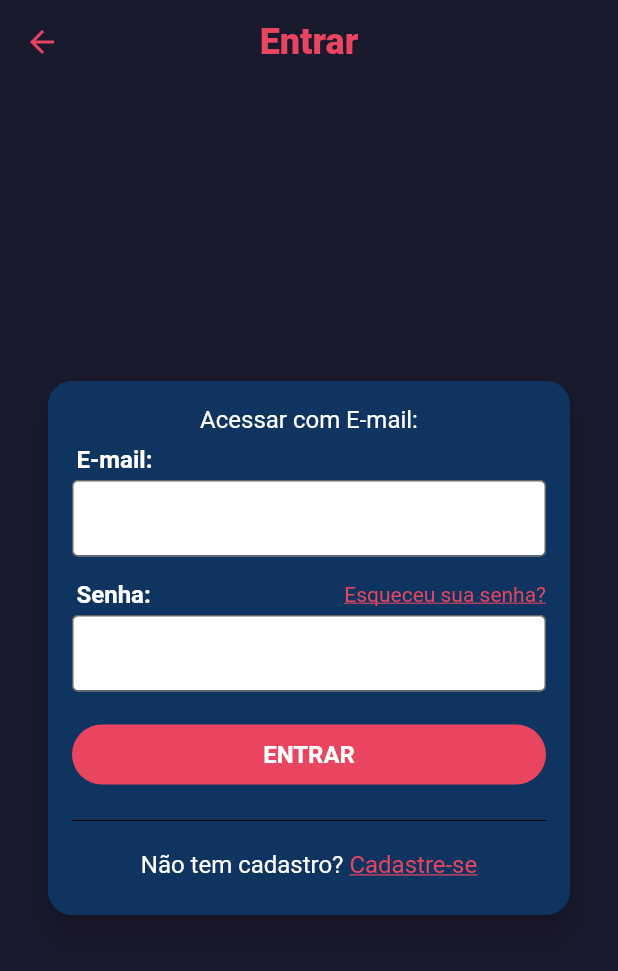
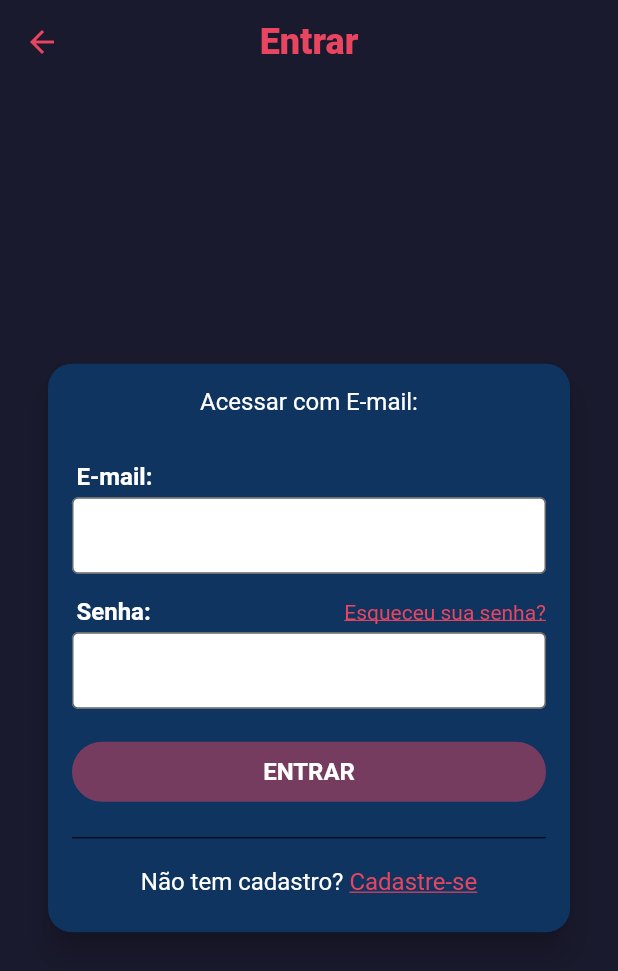
Before and after one commit to ramonfrsantos/lddm-flutter, a Flutter app: the screen it shows after launch, in the side drawer, after a tap on "Acesse sua conta agora!", on a phone screen of 412 x 824 dp. Shown: the top 971 px of the screen. Run offline on Flutter 3.47's test engine with Material 2 defaults, Android fonts, the phone set to English and light mode, and no system bars; our stand-ins replace brasil_fields, cloud_firestore, firebase_core, flutter_mobx, get_it, image_picker and 6 more; missing offline and left inert: social_share; accounts and stored records are empty; generated files the repository leaves out were written again.

Commit message:
finalizando tela de login

```diff
--- a/xlo_mobx/lib/screens/login/login_screen.dart
+++ b/xlo_mobx/lib/screens/login/login_screen.dart
@@ -1,9 +1,16 @@
 import 'package:flutter/cupertino.dart';
 import 'package:flutter/material.dart';
+import 'package:flutter_mobx/flutter_mobx.dart';
+import 'package:parse_server_sdk/parse_server_sdk.dart';
+import 'package:xlo_mobx/components/message_box.dart';
+import 'package:xlo_mobx/components/message_box_login.dart';
 import 'package:xlo_mobx/main.dart';
 import 'package:xlo_mobx/screens/signup/signup_screen.dart';
+import 'package:xlo_mobx/stores/login_store.dart';
 
 class LoginScreen extends StatelessWidget {
+  final LoginStore loginStore = LoginStore();
+
   @override
   Widget build(BuildContext context) {
     return Scaffold(
@@ -19,8 +26,7 @@ class LoginScreen extends StatelessWidget {
             child: Card(
               color: secondaryColor,
               shape: RoundedRectangleBorder(
-                borderRadius: BorderRadius.circular(16)
-              ),
+                  borderRadius: BorderRadius.circular(16)),
               margin: EdgeInsets.symmetric(horizontal: 32),
               elevation: 8,
               child: Padding(
@@ -37,26 +43,39 @@ class LoginScreen extends StatelessWidget {
                         color: letterColor,
                       ),
                     ),
+                    Observer(builder: (_) {
+                      return Padding(
+                          padding: EdgeInsets.only(top: 8, bottom: 15),
+                          child: loginStore.userChecked
+                              ? MessageBoxLogin(
+                            error: loginStore.error,
+                          )
+                              : Container());
+                    }),
                     Padding(
-                        padding: const EdgeInsets.only(left: 3, top: 8, bottom: 4),
+                      padding:
+                          const EdgeInsets.only(left: 3, top: 8, bottom: 4),
                       child: Text(
                         'E-mail:',
                         style: TextStyle(
                             color: letterColor,
                             fontSize: 16,
-                          fontWeight: FontWeight.w700
+                            fontWeight: FontWeight.w700),
                       ),
                     ),
-                    ),
-                    TextField(
+                    Observer(builder: (_) {
+                      return TextField(
+                        enabled: !loginStore.loading,
+                        onChanged: loginStore.setEmail,
                         decoration: InputDecoration(
                             filled: true,
                             fillColor: Colors.white,
                             border: const OutlineInputBorder(),
                             isDense: true,
-                      ),
+                            errorText: loginStore.emailError),
                         keyboardType: TextInputType.emailAddress,
-                    ),
+                      );
+                    }),
                     SizedBox(
                       height: 16,
                     ),
@@ -70,53 +89,60 @@ class LoginScreen extends StatelessWidget {
                             style: TextStyle(
                                 color: letterColor,
                                 fontSize: 16,
-                                fontWeight: FontWeight.w700
-                            ),
+                                fontWeight: FontWeight.w700),
                           ),
                           GestureDetector(
                             child: Text(
                               'Esqueceu sua senha?',
                               style: TextStyle(
                                   decoration: TextDecoration.underline,
-                                color: heavyColor
+                                  color: heavyColor),
                             ),
-                            ),
-                            onTap: (){},
+                            onTap: () {},
                           )
                         ],
                       ),
                     ),
-                    TextField(
+                    Observer(builder: (_) {
+                      return TextField(
+                        enabled: !loginStore.loading,
+                        onChanged: loginStore.setPassword,
                         decoration: InputDecoration(
                             filled: true,
                             fillColor: Colors.white,
                             border: const OutlineInputBorder(),
                             isDense: true,
-                      ),
+                            errorText: loginStore.passwordError),
                         obscureText: true,
-                    ),
+                      );
+                    }),
                     SizedBox(
                       height: 22,
                     ),
                     Container(
                       height: 40,
                       margin: EdgeInsets.only(bottom: 16),
-                      child: RaisedButton(
+                      child: Observer(builder: (_) {
+                        return RaisedButton(
                             color: heavyColor,
-                        child: Text(
+                            disabledColor: heavyColor.withAlpha(120),
+                            child: loginStore.loading
+                                ? CircularProgressIndicator(
+                                    valueColor:
+                                        AlwaysStoppedAnimation(Colors.white),
+                                  )
+                                : Text(
                                     'ENTRAR',
                                     style: TextStyle(
                                         fontWeight: FontWeight.w700,
-                            fontSize: 16
-                          ),
+                                        fontSize: 16),
                                   ),
                             textColor: Colors.white,
                             elevation: 0,
                             shape: RoundedRectangleBorder(
-                          borderRadius: BorderRadius.circular(20)
-                        ),
-                        onPressed: (){}
-                      ),
+                                borderRadius: BorderRadius.circular(20)),
+                            onPressed: loginStore.loginPressed);
+                      }),
                     ),
                     Divider(
                       color: Colors.black,
@@ -128,24 +154,19 @@ class LoginScreen extends StatelessWidget {
                         children: [
                           Text(
                             'Não tem cadastro? ',
-                            style: TextStyle(
-                              fontSize: 16,
-                              color: letterColor
-                            ),
+                            style: TextStyle(fontSize: 16, color: letterColor),
                           ),
                           GestureDetector(
-                            onTap: (){
+                            onTap: () {
                               Navigator.of(context).push(MaterialPageRoute(
-                                builder: (_) => SignUpScreen()
-                              ));
+                                  builder: (_) => SignUpScreen()));
                             },
                             child: Text(
                               'Cadastre-se',
                               style: TextStyle(
                                   decoration: TextDecoration.underline,
                                   color: heavyColor,
-                                fontSize: 16
-                              ),
+                                  fontSize: 16),
                             ),
                           )
                         ],
--- a/xlo_mobx/lib/screens/signup/signup_screen.dart
+++ b/xlo_mobx/lib/screens/signup/signup_screen.dart
@@ -2,7 +2,7 @@ import 'package:brasil_fields/brasil_fields.dart';
 import 'package:flutter/material.dart';
 import 'package:flutter/services.dart';
 import 'package:flutter_mobx/flutter_mobx.dart';
-import 'package:xlo_mobx/components/error_box.dart';
+import 'package:xlo_mobx/components/message_box.dart';
 import 'package:xlo_mobx/screens/signup/components/field_title.dart';
 import 'package:xlo_mobx/stores/signup_store.dart';
 
```
Also changed, not shown: xlo_mobx/lib/components/message_box_login.dart (added, +45 -0 lines), xlo_mobx/lib/repositories/user_repository.dart (+13 -0 lines), xlo_mobx/lib/stores/login_store.dart (added, +66 -0 lines), xlo_mobx/lib/components/message_box.dart (renamed from xlo_mobx/lib/components/error_box.dart), xlo_mobx/lib/stores/login_store.g.dart (added). Lines whose indentation alone changed are shown as unchanged.
